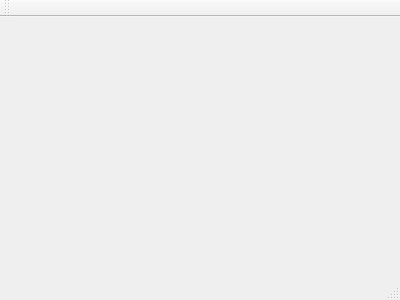
Qt form Schematic/mainwindow.ui (BlaCkinkGJ/QT_APP) before a commit.
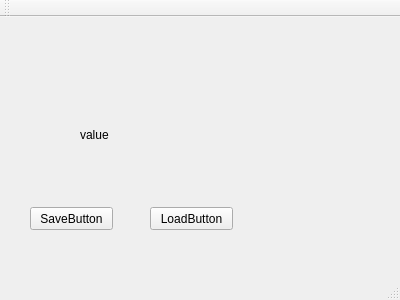
The same form after that commit.

```diff
--- a/Schematic/mainwindow.ui
+++ b/Schematic/mainwindow.ui
@@ -12,13 +12,68 @@
   <property name="windowTitle" >
    <string>MainWindow</string>
   </property>
-  <widget class="QMenuBar" name="menuBar" />
-  <widget class="QToolBar" name="mainToolBar" />
-  <widget class="QWidget" name="centralWidget" />
-  <widget class="QStatusBar" name="statusBar" />
+  <widget class="QWidget" name="centralWidget">
+   <widget class="QPushButton" name="saveButton">
+    <property name="geometry">
+     <rect>
+      <x>30</x>
+      <y>190</y>
+      <width>83</width>
+      <height>23</height>
+     </rect>
+    </property>
+    <property name="text">
+     <string>SaveButton</string>
+    </property>
+   </widget>
+   <widget class="QPushButton" name="LoadButton">
+    <property name="geometry">
+     <rect>
+      <x>150</x>
+      <y>190</y>
+      <width>83</width>
+      <height>23</height>
+     </rect>
+    </property>
+    <property name="text">
+     <string>LoadButton</string>
+    </property>
+   </widget>
+   <widget class="QLabel" name="currentValue">
+    <property name="geometry">
+     <rect>
+      <x>80</x>
+      <y>110</y>
+      <width>68</width>
+      <height>15</height>
+     </rect>
+    </property>
+    <property name="text">
+     <string>value</string>
+    </property>
+   </widget>
+  </widget>
+  <widget class="QMenuBar" name="menuBar">
+   <property name="geometry">
+    <rect>
+     <x>0</x>
+     <y>0</y>
+     <width>400</width>
+     <height>20</height>
+    </rect>
+   </property>
+  </widget>
+  <widget class="QToolBar" name="mainToolBar">
+   <attribute name="toolBarArea">
+    <enum>TopToolBarArea</enum>
+   </attribute>
+   <attribute name="toolBarBreak">
+    <bool>false</bool>
+   </attribute>
+  </widget>
+  <widget class="QStatusBar" name="statusBar"/>
  </widget>
- <layoutDefault spacing="6" margin="11" />
- <pixmapfunction></pixmapfunction>
+ <layoutdefault spacing="6" margin="11"/>
  <resources/>
  <connections/>
 </ui>
```
Left out of the diff: 7 changed lines with no effect on the pictures.
